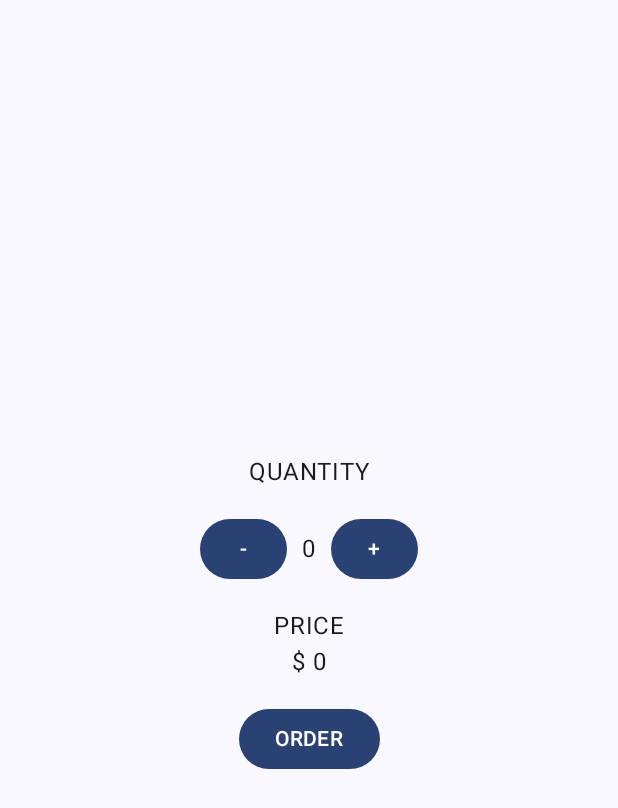
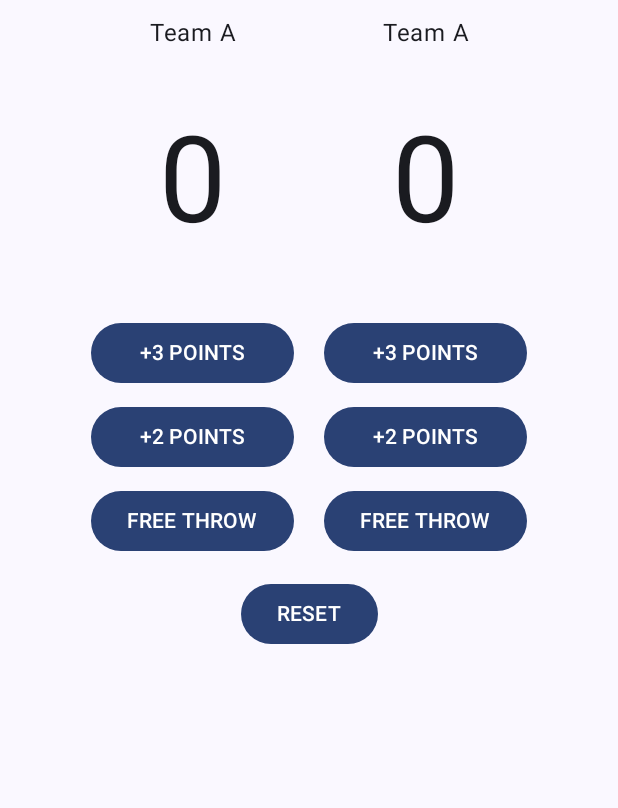
Before and after one commit to judithmarg/app-movil-basic, an Android app built with Jetpack Compose: the screen it shows after launch (LayoutCounterActivity before the commit, CourCounterActivity after it), on a phone screen of 412 x 824 dp. Shown: the top 808 px of the screen. Run offline under Robolectric (Android 15) with nearby library versions, the phone set to English and light mode, and no system bars.

Commit message:
add ui for court counter

```diff
--- a/app/src/main/AndroidManifest.xml
+++ b/app/src/main/AndroidManifest.xml
@@ -12,6 +12,17 @@
         android:supportsRtl="true"
         android:theme="@style/Theme.MyApplication"
         tools:targetApi="31">
+        <activity
+            android:name=".CourCounterActivity"
+            android:exported="true"
+            android:label="@string/title_activity_cour_counter"
+            android:theme="@style/Theme.MyApplication">
+            <intent-filter>
+                <action android:name="android.intent.action.MAIN" />
+
+                <category android:name="android.intent.category.LAUNCHER" />
+            </intent-filter>
+        </activity>
         <activity
             android:name=".LayoutCounterActivity"
             android:exported="true"
--- /dev/null
+++ b/app/src/main/java/com/example/myapplication/CourCounterActivity.kt
@@ -0,0 +1,91 @@
+package com.example.myapplication
+
+import android.os.Bundle
+import androidx.activity.ComponentActivity
+import androidx.activity.compose.setContent
+import androidx.activity.enableEdgeToEdge
+import androidx.compose.foundation.layout.Arrangement
+import androidx.compose.foundation.layout.Column
+import androidx.compose.foundation.layout.IntrinsicSize
+import androidx.compose.foundation.layout.Row
+import androidx.compose.foundation.layout.fillMaxSize
+import androidx.compose.foundation.layout.fillMaxWidth
+import androidx.compose.foundation.layout.padding
+import androidx.compose.foundation.layout.width
+import androidx.compose.material3.Button
+import androidx.compose.material3.Scaffold
+import androidx.compose.material3.Text
+import androidx.compose.runtime.Composable
+import androidx.compose.ui.Alignment
+import androidx.compose.ui.Modifier
+import androidx.compose.ui.text.style.TextAlign
+import androidx.compose.ui.unit.dp
+import androidx.compose.ui.unit.sp
+import com.example.myapplication.ui.theme.AppTheme
+
+class CourCounterActivity : ComponentActivity() {
+    override fun onCreate(savedInstanceState: Bundle?) {
+        super.onCreate(savedInstanceState)
+        enableEdgeToEdge()
+        setContent {
+            AppTheme {
+                Scaffold(modifier = Modifier.fillMaxSize()) { innerPadding ->
+                    CounterAll(
+                        modifier = Modifier.padding(innerPadding)
+                    )
+                }
+            }
+        }
+    }
+}
+
+@Composable
+fun CounterAll(modifier: Modifier) {
+    Column (modifier=modifier.fillMaxSize(), horizontalAlignment = Alignment.CenterHorizontally) {
+        Row (
+            modifier = modifier
+                .fillMaxWidth(),
+            horizontalArrangement = Arrangement.Center,
+            verticalAlignment = Alignment.CenterVertically
+        ){
+            Counter(modifier)
+            Counter(modifier)
+        }
+        Button(onClick = { /*TODO*/ }) {
+            Text(text = "RESET")
+        }
+    }
+}
+
+@Composable
+fun Counter(modifier: Modifier) {
+    Column (
+        modifier = modifier
+            .padding(10.dp)
+            .width(IntrinsicSize.Max)
+    ){
+        Text(text = "Team A", textAlign = TextAlign.Center, modifier=Modifier.fillMaxWidth())
+        Text(text = "0",
+            textAlign = TextAlign.Center,
+            fontSize = 80.sp,
+            modifier=Modifier.fillMaxWidth().padding(vertical = 40.dp))
+        Button(onClick = { /*TODO*/ },
+            modifier = Modifier
+                .fillMaxWidth()
+                .padding(vertical = 4.dp)) {
+            Text(text = "+3 POINTS")
+        }
+        Button(onClick = { /*TODO*/ },
+            modifier = Modifier
+                .fillMaxWidth()
+                .padding(vertical = 4.dp)) {
+            Text(text = "+2 POINTS")
+        }
+        Button(onClick = { /*TODO*/ },
+            modifier = Modifier
+                .fillMaxWidth()
+                .padding(vertical = 4.dp)) {
+            Text(text = "FREE THROW")
+        }
+    }
+}
--- a/app/src/main/java/com/example/myapplication/LayoutCounterActivity.kt
+++ b/app/src/main/java/com/example/myapplication/LayoutCounterActivity.kt
@@ -15,7 +15,6 @@ import androidx.compose.material3.Text
 import androidx.compose.runtime.Composable
 import androidx.compose.runtime.getValue
 import androidx.compose.runtime.mutableIntStateOf
-import androidx.compose.runtime.mutableStateOf
 import androidx.compose.runtime.remember
 import androidx.compose.runtime.setValue
 import androidx.compose.ui.Alignment
@@ -42,7 +41,7 @@ class LayoutCounterActivity : ComponentActivity() {
 @Composable
 fun Ordering(modifier: Modifier = Modifier) {
     var count by remember { mutableIntStateOf(0) }
-    var basePrice = 100
+    val basePrice = 100
     var price by remember { mutableIntStateOf(0) }
     Column (
         modifier = modifier
--- a/app/src/main/res/values/strings.xml
+++ b/app/src/main/res/values/strings.xml
@@ -6,6 +6,7 @@
     <string name="github_ui_title">Ingrese el github user</string>
     <string name="github_ui_button">Buscar</string>
     <string name="title_activity_main2">MainActivity2</string>
-    <string name="title_activity_vocabulary">VocabularyACtivity</string>
+    <string name="title_activity_vocabulary">VocabularioActivity</string>
     <string name="title_activity_layout_counter">LayoutCounterActivity</string>
+    <string name="title_activity_cour_counter">CourCounterActivity</string>
 </resources>
```
Also changed, not shown: 4 other files.
